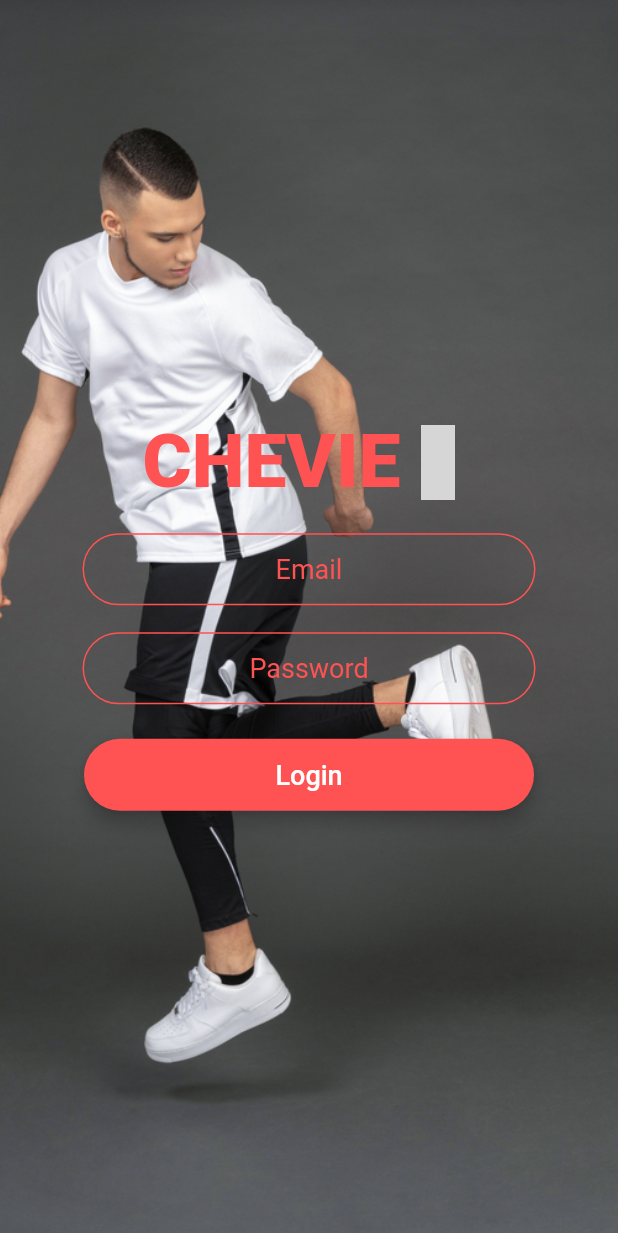
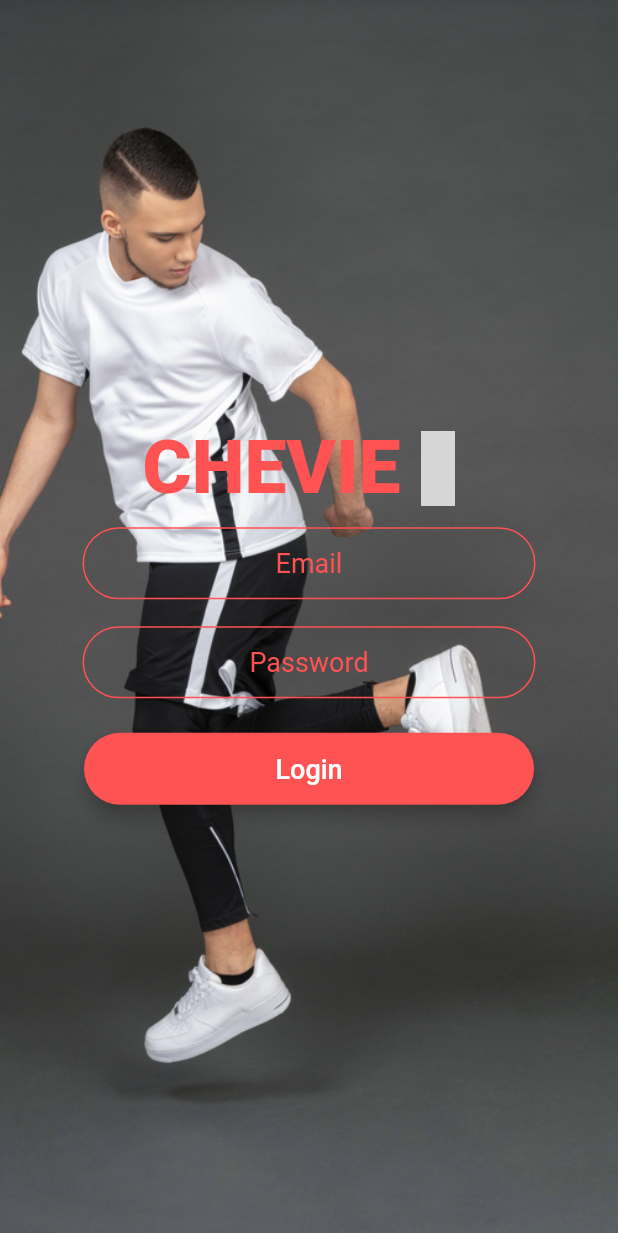
Before and after one commit to NatalmanNahm/chevie_flutter, a Flutter app: the LoginScreen screen opened by its route, on a phone screen of 412 x 824 dp. Shown: the top 1233 px of the screen. Run offline on Flutter 3.47's test engine with Material 2 defaults, Android fonts, the phone set to English and light mode, and no system bars; our stand-ins replace flutter_icons, google_fonts; Roboto replaces fonts that are missing (Acme); grey boxes are pictures that could not be loaded.

Commit message:
just some minor adjustment.

```diff
--- a/lib/Screens/login_screen.dart
+++ b/lib/Screens/login_screen.dart
@@ -24,7 +24,7 @@ class _LoginScreenState extends State<LoginScreen> {
             children: <Widget>[
               ChevieLogo(),
 
-              SizedBox(height: 18.0),
+              SizedBox(height: 10.0),
 
               TextField(
                 keyboardType: TextInputType.emailAddress,
--- a/lib/Screens/registration_screen.dart
+++ b/lib/Screens/registration_screen.dart
@@ -23,7 +23,7 @@ class _RegistrationScreenState extends State<RegistrationScreen> {
             children: <Widget>[
               ChevieLogo(),
 
-              SizedBox(height: 18.0),
+              SizedBox(height: 10.0),
 
               TextField(
                 style: kTextFieldStyle,
```
